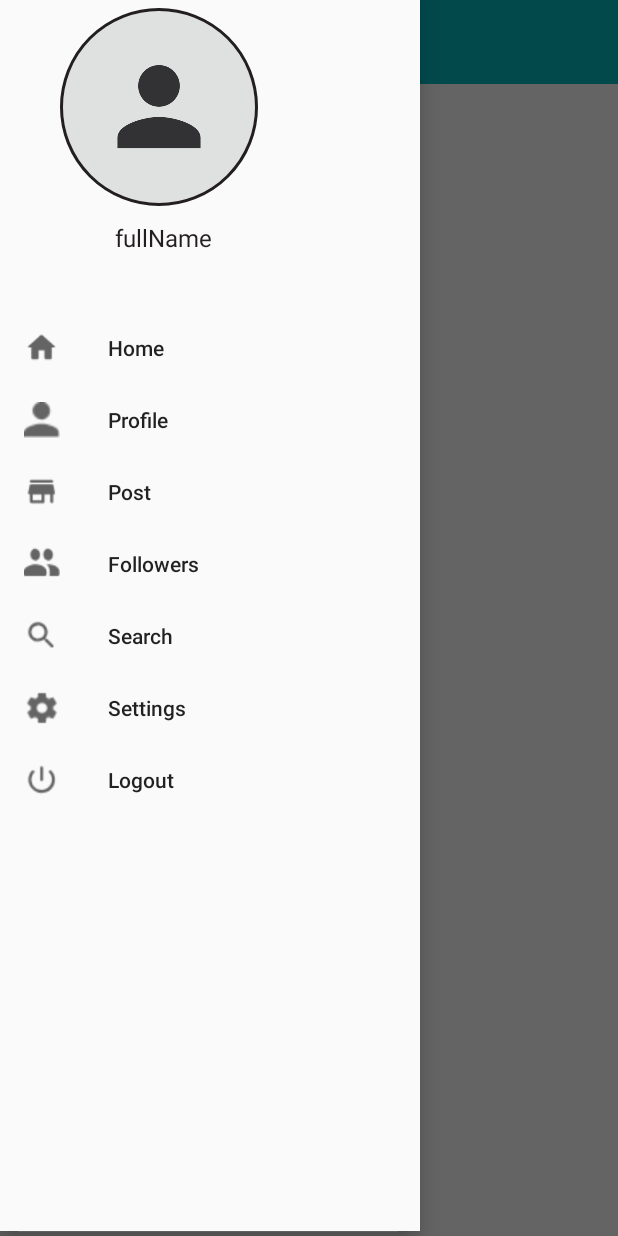
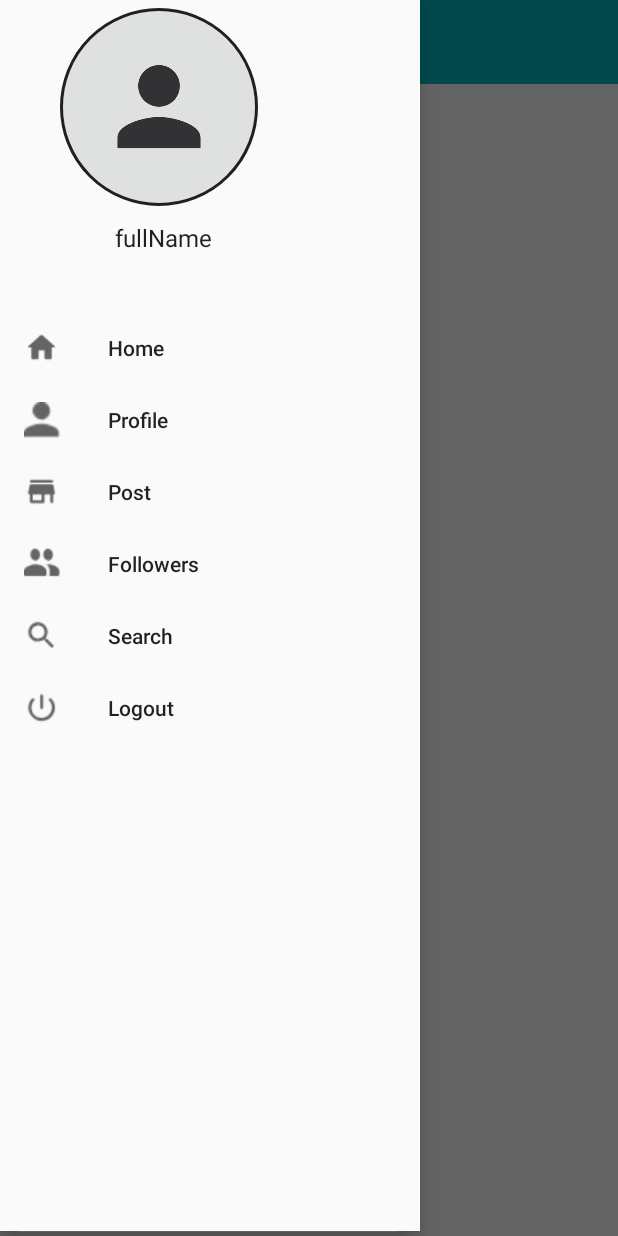
Before and after one commit to SadracTijerina/Brush, an Android app: the MainActivity screen opened directly, with no data from a screen before it, with the side drawer open, on a phone screen of 412 x 824 dp. Run offline under Robolectric (Android 15) with nearby library versions, the phone set to English and light mode, and no system bars; our stand-ins replace CircleImageView, Firebase (no records; nobody signed in at launch, a user with empty details on screens opened directly), Picasso.

Commit message:
Added bio to directory

```diff
--- a/app/src/main/java/com/example/brush/MainActivity.java
+++ b/app/src/main/java/com/example/brush/MainActivity.java
@@ -226,10 +226,6 @@ public class MainActivity extends AppCompatActivity {
                 startActivity(searchUsersIntent);
                 break;
 
-            case R.id.nav_settings:
-                Toast.makeText(this, "settings", Toast.LENGTH_SHORT).show();
-                break;
-
             case R.id.nav_logout:
                 mAuth.signOut();
                 sendUserToStartActivity();
--- a/app/src/main/java/com/example/brush/SetupActivity.java
+++ b/app/src/main/java/com/example/brush/SetupActivity.java
@@ -278,6 +278,7 @@ public class SetupActivity extends AppCompatActivity {
             HashMap userMap = new HashMap();
             userMap.put("Name", Name);
             userMap.put("Username", UserName);
+            userMap.put("Bio", "");
 
             UsersRef.updateChildren(userMap).addOnCompleteListener(new OnCompleteListener<Void>() {
                 @Override
--- a/app/src/main/res/menu/navigation_menu.xml
+++ b/app/src/main/res/menu/navigation_menu.xml
@@ -32,13 +32,6 @@
         app:iconTint="@color/colorPrimary"/>
 
 
-
-    <item
-        android:id="@+id/nav_settings"
-        android:title="Settings"
-        android:icon="@drawable/nav_settings"
-        app:iconTint="@color/colorPrimary"/>
-
     <item
         android:id="@+id/nav_logout"
         android:title="Logout"
```
Also changed, not shown: app/src/main/java/com/example/brush/SearchAdapter.java (+6 -4 lines).
